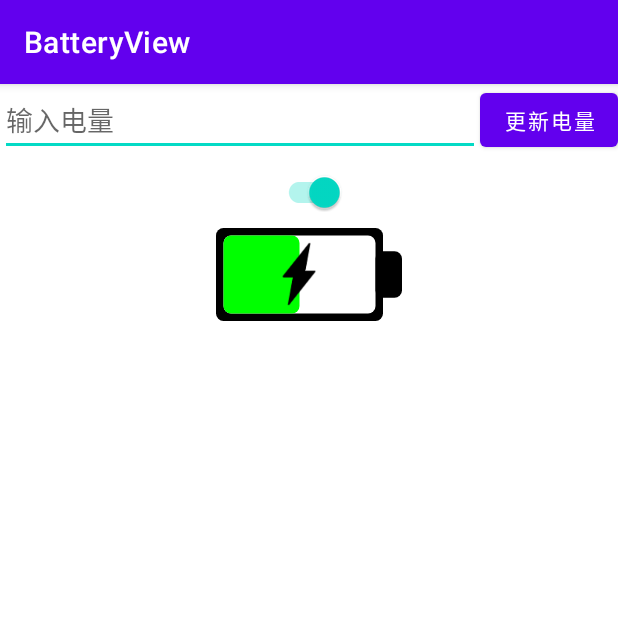
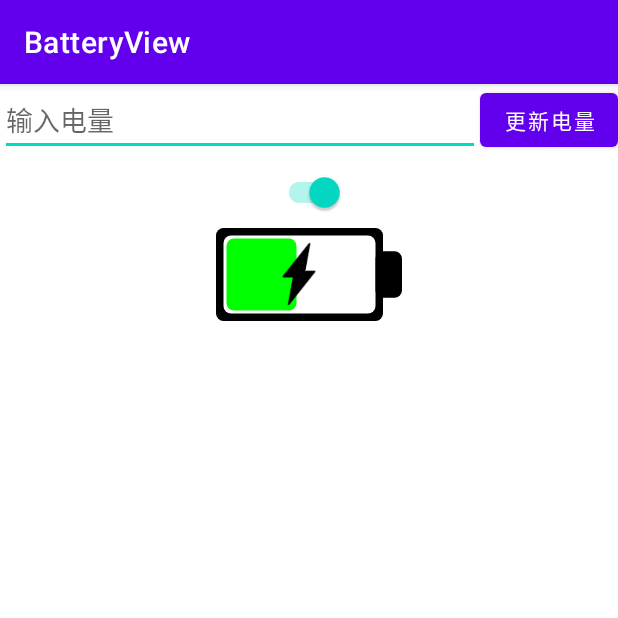
Before and after one commit to Savion1162336040/batteryView, an Android app: the screen it shows after launch (MainActivity), on a phone screen of 412 x 824 dp, the top half of it. Run offline under Robolectric (Android 15) with nearby library versions, the phone set to English and light mode, and no system bars.

Commit message:
1、新增自定义属性 2、升级版本号 5-->6 1.4-->1.5

```diff
--- a/app/src/main/res/layout/activity_main.xml
+++ b/app/src/main/res/layout/activity_main.xml
@@ -4,6 +4,7 @@
     android:layout_width="match_parent"
     android:layout_height="match_parent"
     xmlns:app="http://schemas.android.com/apk/res-auto"
+    android:background="#ffffff"
     tools:context=".MainActivity">
 
     <EditText
@@ -47,8 +48,10 @@
         android:id="@+id/battery"
         app:battery_corner="5dp"
         app:battery_power="50"
+        app:battery_full_padding="2dp"
         app:battery_frame_width="5dp"
         app:battery_full_color="#00ff00"
+        app:battery_empty_color="#ffffff"
         app:battery_is_charge="true"
         />
 
--- a/battery/src/main/java/com/savion/battery/BatteryView.java
+++ b/battery/src/main/java/com/savion/battery/BatteryView.java
@@ -22,6 +22,7 @@ public class BatteryView extends View {
     private int batteryFullColor = Color.GREEN;
     private int batteryEmptyColor = Color.WHITE;
     private int batteryFrameColor = Color.BLACK;
+    private float fullPadding = 0;
     private float electrodeXRatio = 0.1f;
     private float electrodeYRatio = 0.5f;
     /**
@@ -64,6 +65,7 @@ public class BatteryView extends View {
         corner = t.getDimension(R.styleable.BatteryView_battery_corner, corner);
         isCharge = t.getBoolean(R.styleable.BatteryView_battery_is_charge, isCharge);
         autoObserve = t.getBoolean(R.styleable.BatteryView_battery_auto_observe, autoObserve);
+        fullPadding = t.getDimension(R.styleable.BatteryView_battery_full_padding, fullPadding);
         t.recycle();
         paint = new Paint();
 
@@ -146,8 +148,15 @@ public class BatteryView extends View {
     @Override
     protected void onMeasure(int widthMeasureSpec, int heightMeasureSpec) {
         int width = MeasureSpec.getSize(widthMeasureSpec);
-        int height = (int) (width * 0.5f);
-        setMeasuredDimension(widthMeasureSpec, MeasureSpec.makeMeasureSpec(height, MeasureSpec.EXACTLY));
+        int height = MeasureSpec.getSize(heightMeasureSpec);
+        int widthMode = MeasureSpec.getMode(widthMeasureSpec);
+        int heightMode = MeasureSpec.getMode(heightMeasureSpec);
+        if (height <= 0 || heightMode == MeasureSpec.AT_MOST) {
+            height = (int) (width * 0.5f);
+            setMeasuredDimension(widthMeasureSpec, MeasureSpec.makeMeasureSpec(height, MeasureSpec.EXACTLY));
+        } else {
+            setMeasuredDimension(widthMeasureSpec, heightMeasureSpec);
+        }
     }
 
     @Override
@@ -181,7 +190,11 @@ public class BatteryView extends View {
 
             float fullWidth = (batteryFullWidth) * (batteryPower / 100f);
 
-            canvas.drawRoundRect(batteryFrameWidth, batteryFrameWidth, batteryFrameWidth + fullWidth, batteryFrameWidth + batteryFullHeight, corner, corner, paint);
+            if (fullPadding > 0) {
+                canvas.drawRoundRect(batteryFrameWidth + fullPadding, batteryFrameWidth + fullPadding, batteryFrameWidth + fullWidth - fullPadding, batteryFrameWidth + batteryFullHeight - fullPadding, corner, corner, paint);
+            } else {
+                canvas.drawRoundRect(batteryFrameWidth, batteryFrameWidth, batteryFrameWidth + fullWidth, batteryFrameWidth + batteryFullHeight, corner, corner, paint);
+            }
         }
 
         //画充电标记
--- a/battery/src/main/res/values/attrs.xml
+++ b/battery/src/main/res/values/attrs.xml
@@ -13,6 +13,7 @@
         <attr name="battery_electrode_height_ratio" format="float" />
         <!--        电量区域电池填充颜色-->
         <attr name="battery_full_color" format="color" />
+        <attr name="battery_full_padding" format="dimension"/>
         <!--        电量区域背景颜色-->
         <attr name="battery_empty_color" format="color" />
         <!--        圆角 -->
```
Also changed, not shown: battery/build.gradle (+4 -4 lines).
